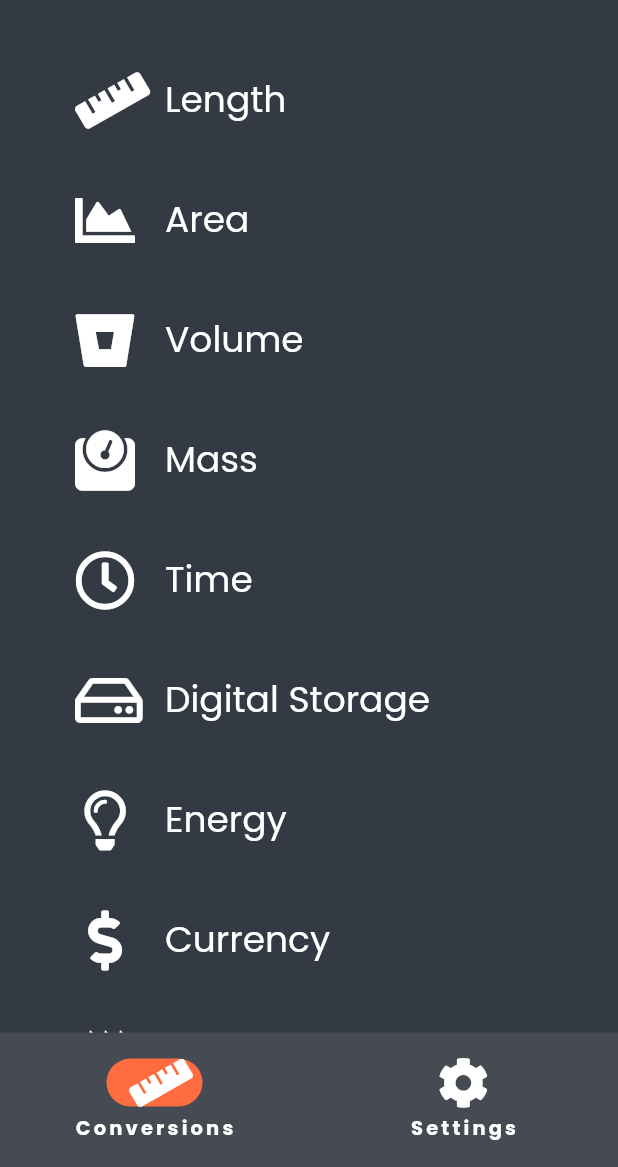
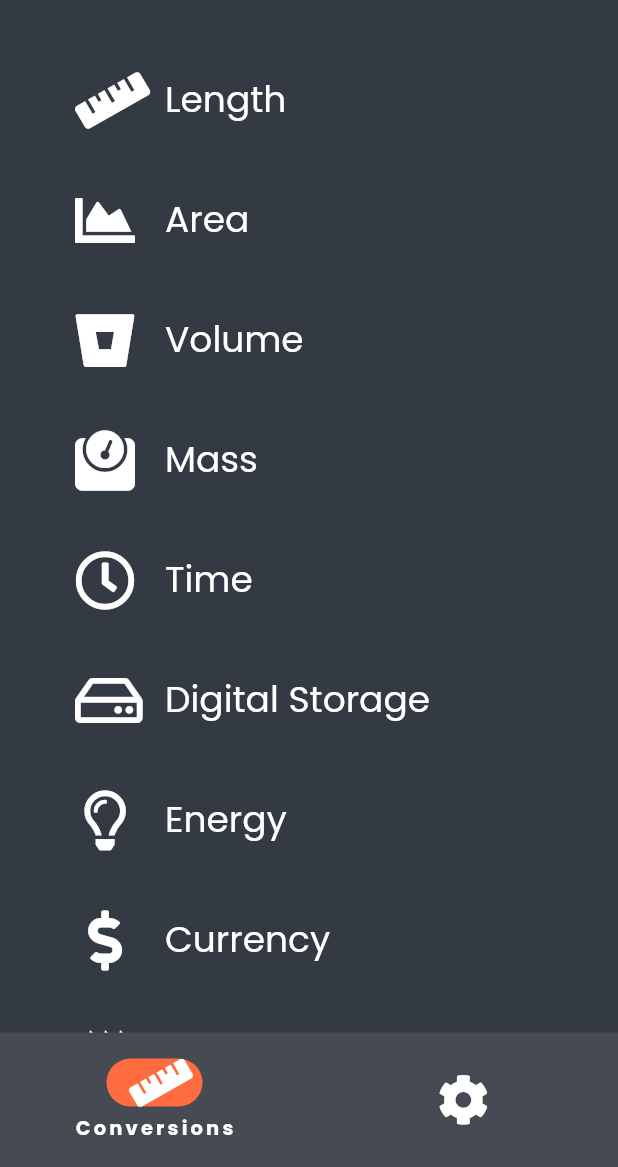
Before and after one commit to Pszione/flutter_udacity_course, a Flutter app: the screen it shows after launch, on a phone screen of 412 x 824 dp, the part 69-1236 px from its top. Run offline on Flutter 3.47's test engine with Material 2 defaults, Android fonts, the phone set to English and light mode, and no system bars; our stand-ins replace font_awesome_flutter, google_fonts.

Commit message:
UnitConverter - Stafeul widget for BottomNavigationBar based on MaterialYou style (SDK31) part II | SettingsSreen

```diff
--- a/lib/main.dart
+++ b/lib/main.dart
@@ -2,6 +2,7 @@ import 'dart:ui';
 
 import 'package:flutter/material.dart';
 import 'package:flutter_udacity_course/constants.dart';
+import 'package:flutter_udacity_course/settings_screen.dart';
 import 'package:font_awesome_flutter/font_awesome_flutter.dart';
 import 'package:google_fonts/google_fonts.dart';
 
@@ -13,9 +14,15 @@ void main() {
 
 const kAppName = 'Unit Converter';
 
-class UnitConverterApp extends StatelessWidget {
+class UnitConverterApp extends StatefulWidget {
   const UnitConverterApp({Key? key}) : super(key: key);
-  final int currentIndex = 0;
+
+  @override
+  State<UnitConverterApp> createState() => _UnitConverterAppState();
+}
+
+class _UnitConverterAppState extends State<UnitConverterApp> {
+  int currentIndex = 0;
 
   // This widget is the root of your application.
   @override
@@ -25,10 +32,11 @@ class UnitConverterApp extends StatelessWidget {
       title: kAppName,
       home: Scaffold(
         //backgroundColor: Colors.green[100],
-        appBar: AppBarCustom(
+        appBar: const AppBarCustom(
           title: kAppName,
         ),
-        body: Center(
+        body: currentIndex == 0
+            ? const Center(
                 child: Padding(
                   padding: EdgeInsets.zero, child: CategoriesScreen(),
                   // Category(
@@ -37,7 +45,8 @@ class UnitConverterApp extends StatelessWidget {
                   //   color: Colors.green,
                   // ),
                 ),
-        ),
+              )
+            : const SettingsScreen(),
         bottomNavigationBar: NavigationBarTheme(
           data: NavigationBarThemeData(
               height: AppBar().preferredSize.height * 1.6,
@@ -52,6 +61,10 @@ class UnitConverterApp extends StatelessWidget {
               )),
           child: NavigationBar(
             selectedIndex: currentIndex,
+            onDestinationSelected: (int index) => setState(() {
+              currentIndex = index;
+            }),
+            labelBehavior: NavigationDestinationLabelBehavior.onlyShowSelected,
             destinations: const [
               NavigationDestination(
                 icon: Icon(
```
Also changed, not shown: lib/settings_screen.dart (added, +17 -0 lines). Lines whose indentation alone changed are shown as unchanged.
